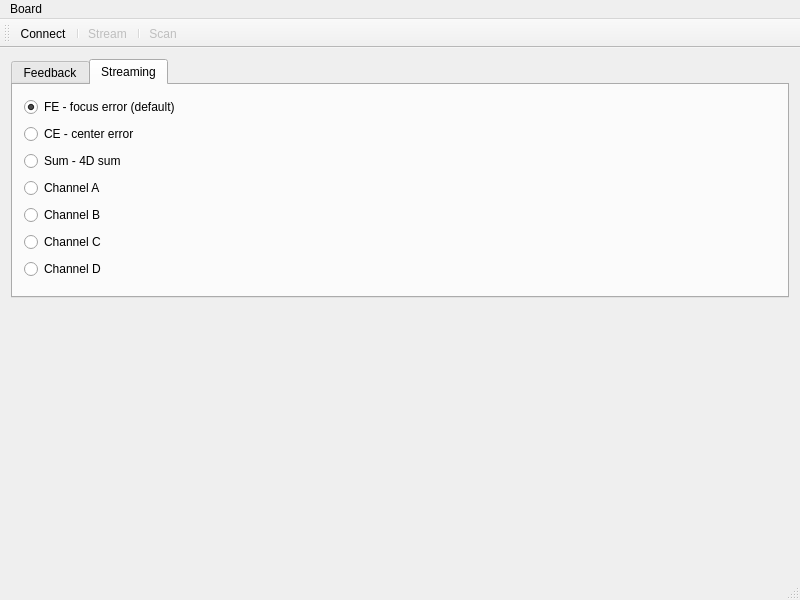
Old version of the form mainwindow.ui in the repository SVentas/FdbkConf.
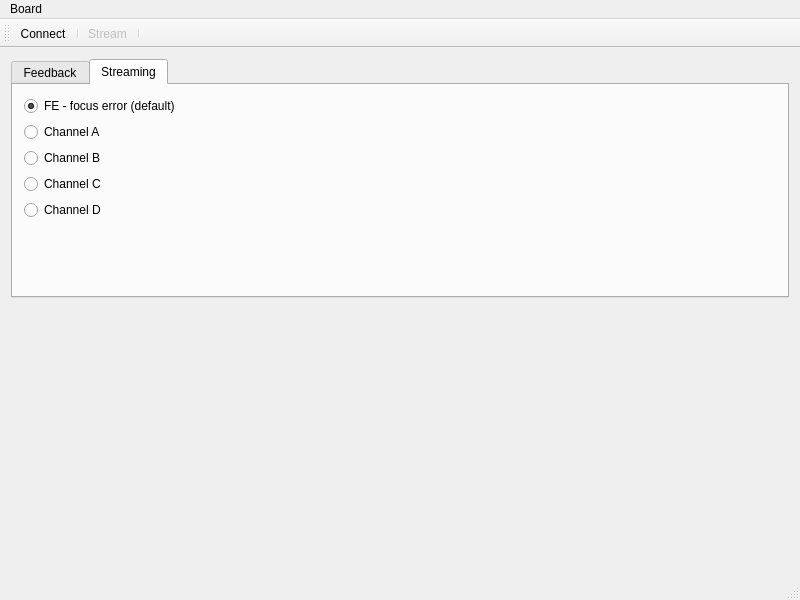
New version of the form. The open tabs and pages were chosen to show the change. Custom widgets are drawn as their Qt base class.

Patch:
```diff
--- a/mainwindow.ui
+++ b/mainwindow.ui
@@ -164,20 +164,6 @@
           </property>
          </widget>
         </item>
-        <item>
-         <widget class="QRadioButton" name="radioCE">
-          <property name="text">
-           <string>CE - center error</string>
-          </property>
-         </widget>
-        </item>
-        <item>
-         <widget class="QRadioButton" name="radioSum">
-          <property name="text">
-           <string>Sum - 4D sum</string>
-          </property>
-         </widget>
-        </item>
         <item>
          <widget class="QRadioButton" name="radioChnA">
           <property name="text">
@@ -206,6 +192,19 @@
           </property>
          </widget>
         </item>
+        <item>
+         <spacer name="verticalSpacer">
+          <property name="orientation">
+           <enum>Qt::Vertical</enum>
+          </property>
+          <property name="sizeHint" stdset="0">
+           <size>
+            <width>20</width>
+            <height>40</height>
+           </size>
+          </property>
+         </spacer>
+        </item>
        </layout>
       </widget>
      </widget>
@@ -246,7 +245,6 @@
    <addaction name="separator"/>
    <addaction name="actionStream"/>
    <addaction name="separator"/>
-   <addaction name="actionScan"/>
   </widget>
   <widget class="QStatusBar" name="statusBar"/>
   <action name="actionConnect">
@@ -273,14 +271,6 @@
     <string>Reboot</string>
    </property>
   </action>
-  <action name="actionScan">
-   <property name="enabled">
-    <bool>false</bool>
-   </property>
-   <property name="text">
-    <string>Scan</string>
-   </property>
-  </action>
  </widget>
  <layoutdefault spacing="6" margin="11"/>
  <customwidgets>
```
Left out of the diff: 8 changed lines with no effect on the pictures.
